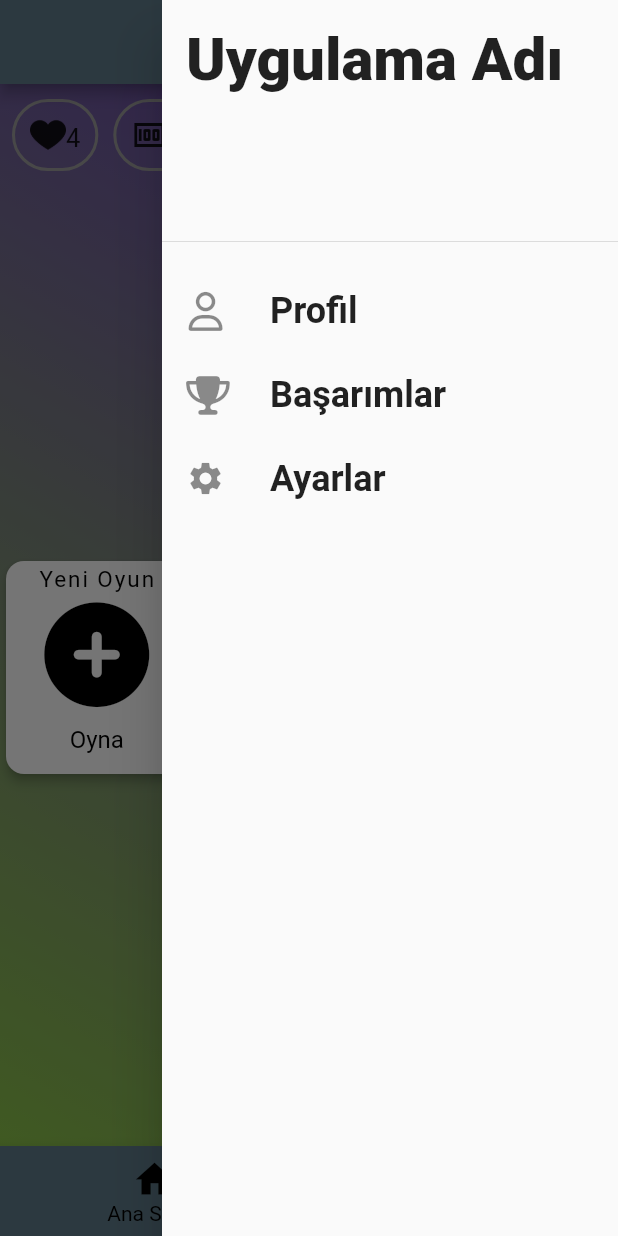
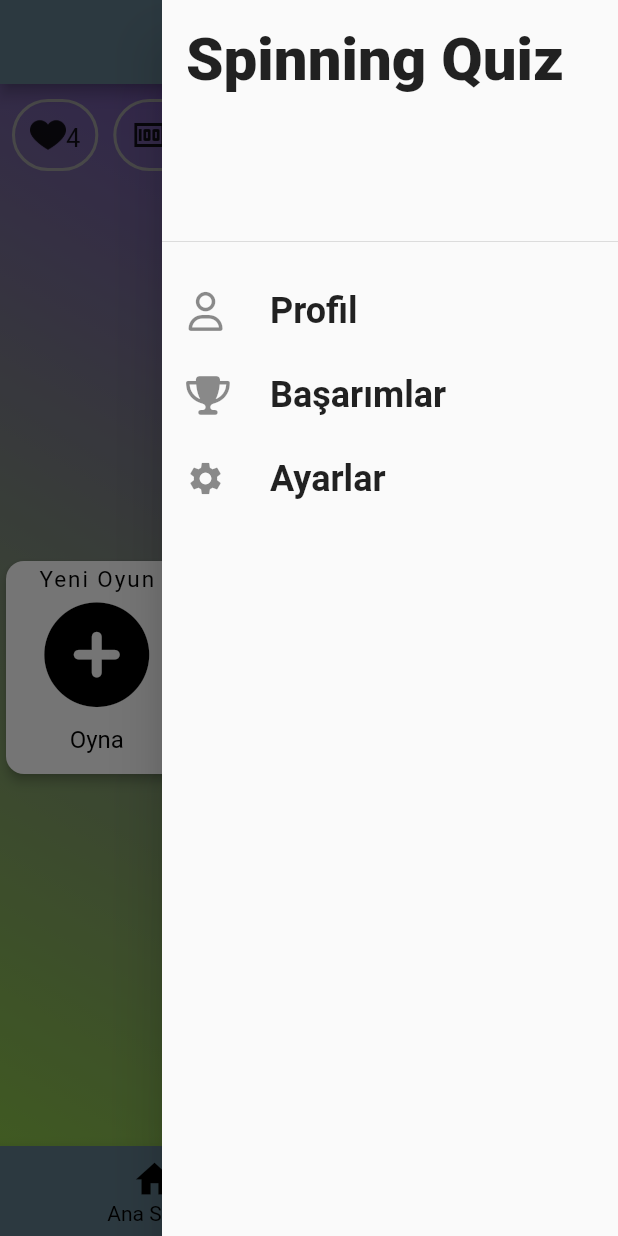
Before and after one commit to berkili/Kelime-Oyunu, a Flutter app: the TabsScreen screen opened directly, with the side drawer open, on a phone screen of 412 x 824 dp. Run offline on Flutter 3.47's test engine with Material 2 defaults, Android fonts, the phone set to English and light mode, and no system bars; our stand-ins replace font_awesome_flutter; missing offline and left inert: dart:ffi; Roboto replaces fonts that are missing (RobotoCondensed).

Commit message:
Add application name

```diff
--- a/lib/screens/home_statistics/tabs_screen.dart
+++ b/lib/screens/home_statistics/tabs_screen.dart
@@ -25,7 +25,7 @@ class _TabsScreenState extends State<TabsScreen> {
   ];
 
   final _titles = [
-    "Uygulama Adı",
+    "Spinning Quiz",
     "Sıralama",
   ];
 
@@ -80,7 +80,7 @@ class _TabsScreenState extends State<TabsScreen> {
             const DrawerHeader(
               decoration: BoxDecoration(color: Colors.transparent),
               child: Text(
-                'Uygulama Adı',
+                'Spinning Quiz',
                 style: TextStyle(
                   fontWeight: FontWeight.w900,
                   fontSize: 40,
--- a/lib/screens/login/login-screen.dart
+++ b/lib/screens/login/login-screen.dart
@@ -18,7 +18,7 @@ class _LoginScreenState extends State<LoginScreen> {
         iconTheme: const IconThemeData(
           color: Colors.white,
         ),
-        title: const Text("Uygulama Adı"),
+        title: const Text("Spinning Quiz"),
         centerTitle: true,
       ),
       body: MainBackground(
--- a/lib/screens/signup/signup-screen.dart
+++ b/lib/screens/signup/signup-screen.dart
@@ -13,7 +13,7 @@ class SignupScreen extends StatelessWidget {
         iconTheme: const IconThemeData(
           color: Colors.white,
         ),
-        title: const Text("Uygulama Adı"),
+        title: const Text("Spinning Quiz"),
         centerTitle: true,
       ),
       body: MainBackground(
--- a/lib/screens/welcome/widgets/welcome_text.dart
+++ b/lib/screens/welcome/widgets/welcome_text.dart
@@ -10,7 +10,7 @@ class WelcomeText extends StatelessWidget {
     return Column(
       children: [
         const Text(
-          "Uygulama Adı",
+          "Spinning Quiz",
           style: TextStyle(
             fontWeight: FontWeight.bold,
             fontSize: 25,
```
